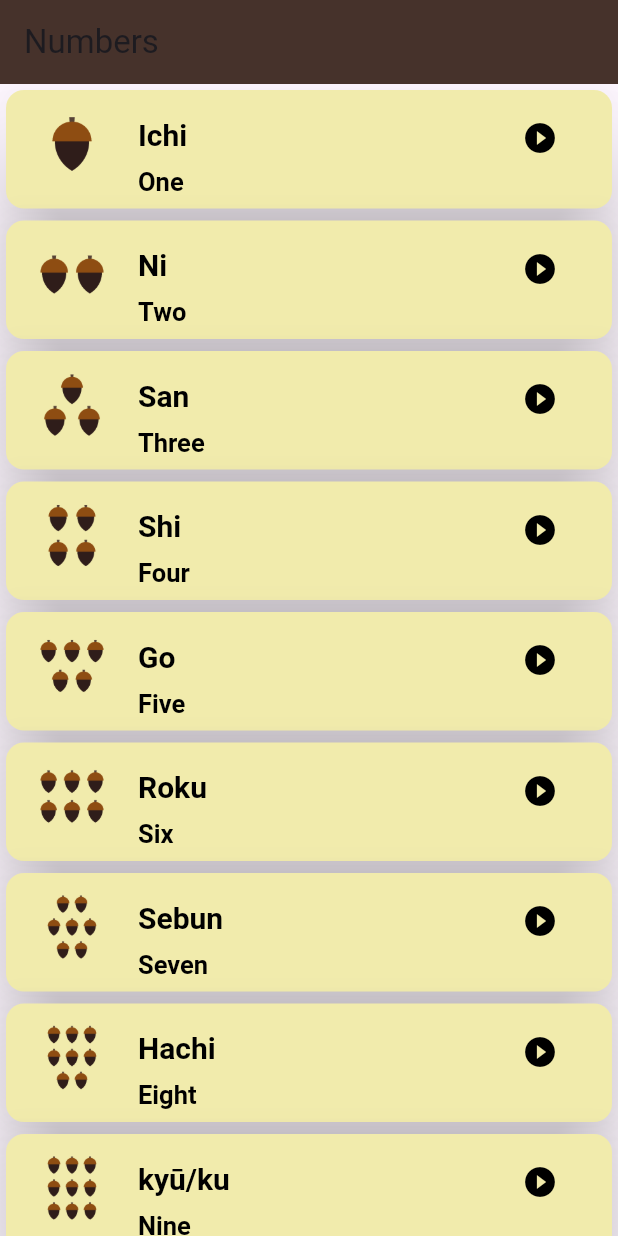
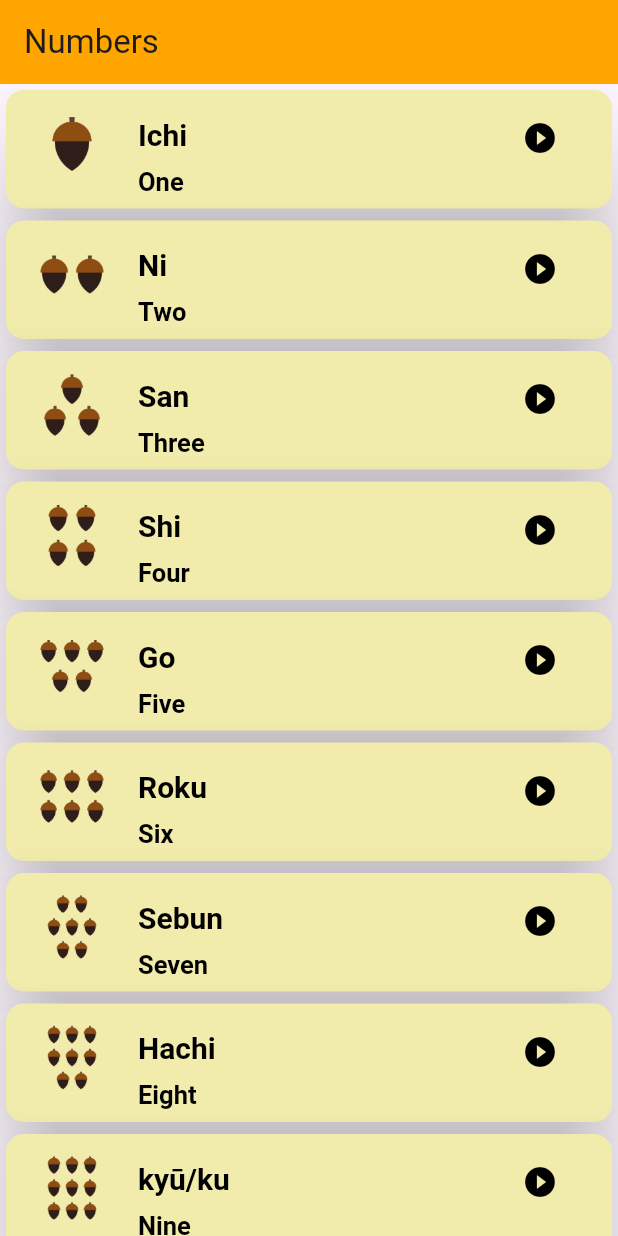
Before and after one commit to MohamedElsay0d/learning_language_app, a Flutter app: the number_Page screen opened directly, on a phone screen of 412 x 824 dp. Run offline on Flutter 3.47's test engine with Material 3 defaults, Android fonts, the phone set to English and light mode, and no system bars; our stand-ins replace audioplayers.

Commit message:
"Numbers file is modified"

```diff
--- a/lib/screens/Numbers.dart
+++ b/lib/screens/Numbers.dart
@@ -51,7 +51,7 @@ List sound = [
   Widget build(BuildContext context) {
     return Scaffold(
          appBar: AppBar(
-          backgroundColor: Color(0xFF46322B),
+          backgroundColor: Color(0xFFFFA500),
           title: Text("Numbers"),
         ),
         body: ListView.builder(
```
Also changed, not shown: lib/screens/Family.dart (line endings or trailing spaces).
